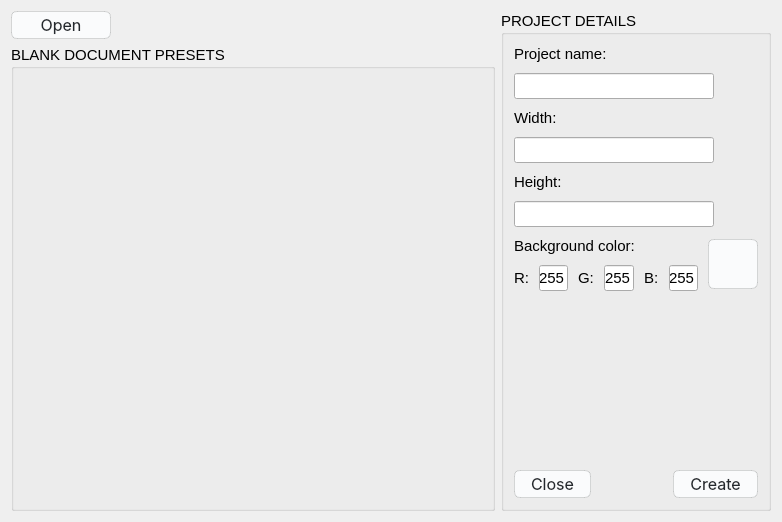
SevaMisiul/photo_editor, file photo_editor/start_dialog.ui: the form before one commit.
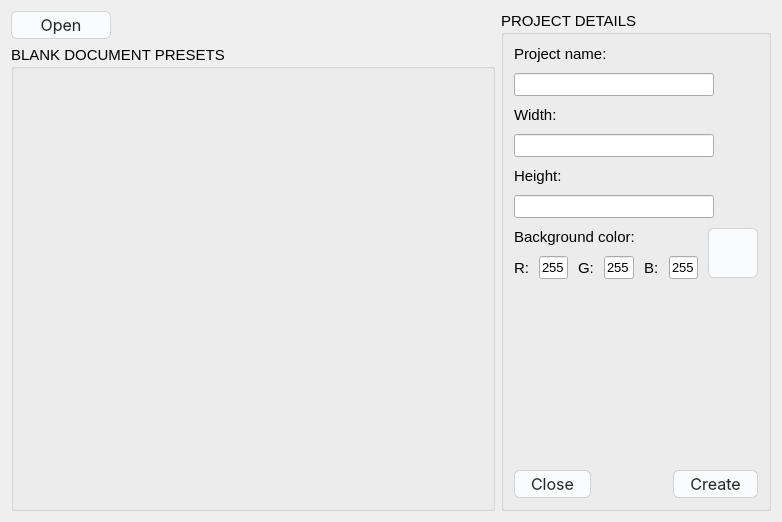
The form after the commit.

Diff of the .ui file:
```diff
--- a/photo_editor/start_dialog.ui
+++ b/photo_editor/start_dialog.ui
@@ -139,7 +139,7 @@
           <property name="font">
            <font>
             <family>Segoe UI</family>
-            <pointsize>11</pointsize>
+            <pointsize>10</pointsize>
            </font>
           </property>
           <property name="maxLength">
@@ -175,7 +175,7 @@
           <property name="font">
            <font>
             <family>Segoe UI</family>
-            <pointsize>11</pointsize>
+            <pointsize>10</pointsize>
            </font>
           </property>
           <property name="maxLength">
@@ -211,7 +211,7 @@
           <property name="font">
            <font>
             <family>Segoe UI</family>
-            <pointsize>11</pointsize>
+            <pointsize>10</pointsize>
            </font>
           </property>
           <property name="maxLength">
@@ -260,7 +260,7 @@
                 <property name="font">
                  <font>
                   <family>Segoe UI</family>
-                  <pointsize>11</pointsize>
+                  <pointsize>10</pointsize>
                  </font>
                 </property>
                 <property name="text">
@@ -290,7 +290,7 @@
                 <property name="font">
                  <font>
                   <family>Segoe UI</family>
-                  <pointsize>11</pointsize>
+                  <pointsize>10</pointsize>
                  </font>
                 </property>
                 <property name="text">
@@ -320,7 +320,7 @@
                 <property name="font">
                  <font>
                   <family>Segoe UI</family>
-                  <pointsize>11</pointsize>
+                  <pointsize>10</pointsize>
                  </font>
                 </property>
                 <property name="text">
```
Left out of the diff: 2 changed lines with no effect on the pictures.
